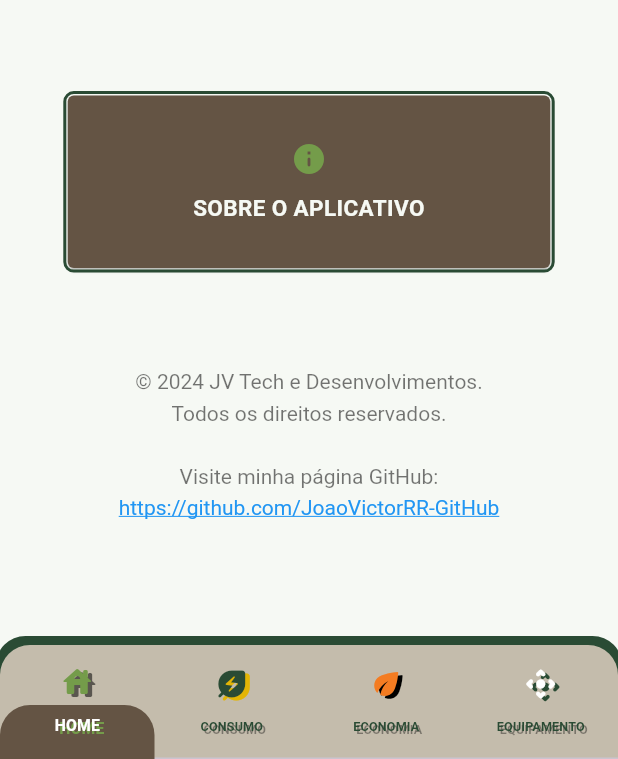
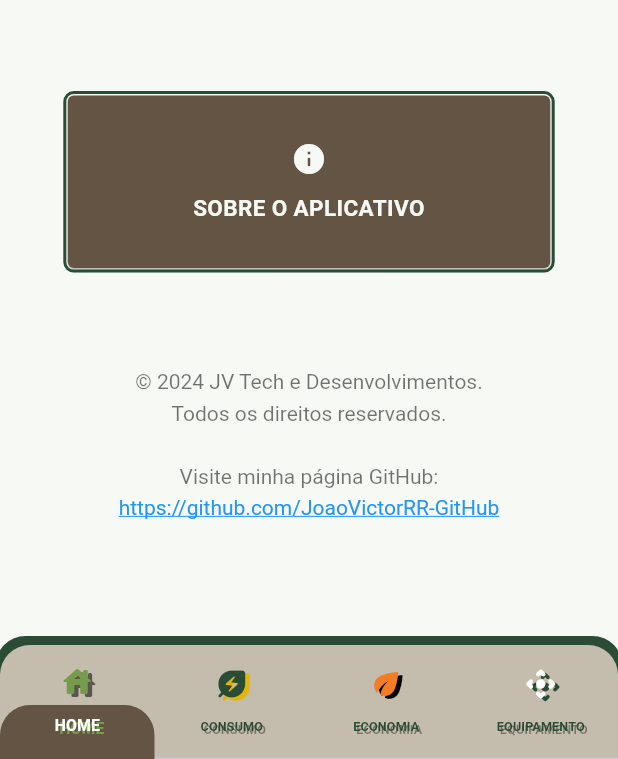
Before and after one commit to JoaoVictorRR-GitHub/EcoHome, a Flutter app: the screen it shows after launch, on a phone screen of 412 x 824 dp, the part 477-1236 px from its top. Run offline on Flutter 3.47's test engine with Material 3 defaults, Android fonts, the phone set to English and light mode, and no system bars; our stand-ins replace fl_chart.

Commit message:
Style: Modificação na cor do icone de informação.

```diff
--- a/lib/pagina_home.dart
+++ b/lib/pagina_home.dart
@@ -70,7 +70,7 @@ class _AreaHomeState extends State<AreaHome> {
               child: Column(
                 mainAxisAlignment: MainAxisAlignment.center,
                 children: [
-                  Icon(Icons.info_rounded, color: verdeThemeII),
+                  Icon(Icons.info_rounded, color: fundoColor),
                   Padding(padding: EdgeInsets.only(top: 10)),
                   Text('SOBRE O APLICATIVO', style: TextStyle(color: fundoColor, fontSize: 15, fontWeight: FontWeight.bold), textAlign: TextAlign.center),
                 ],
```
